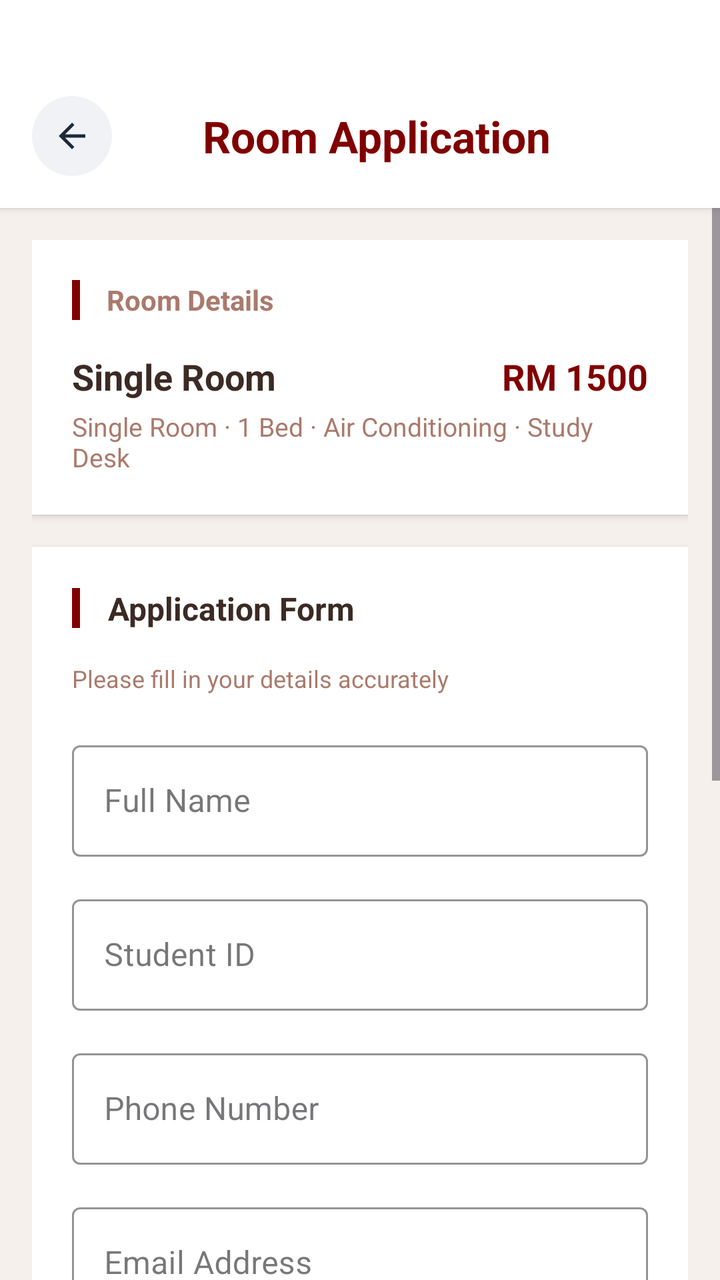
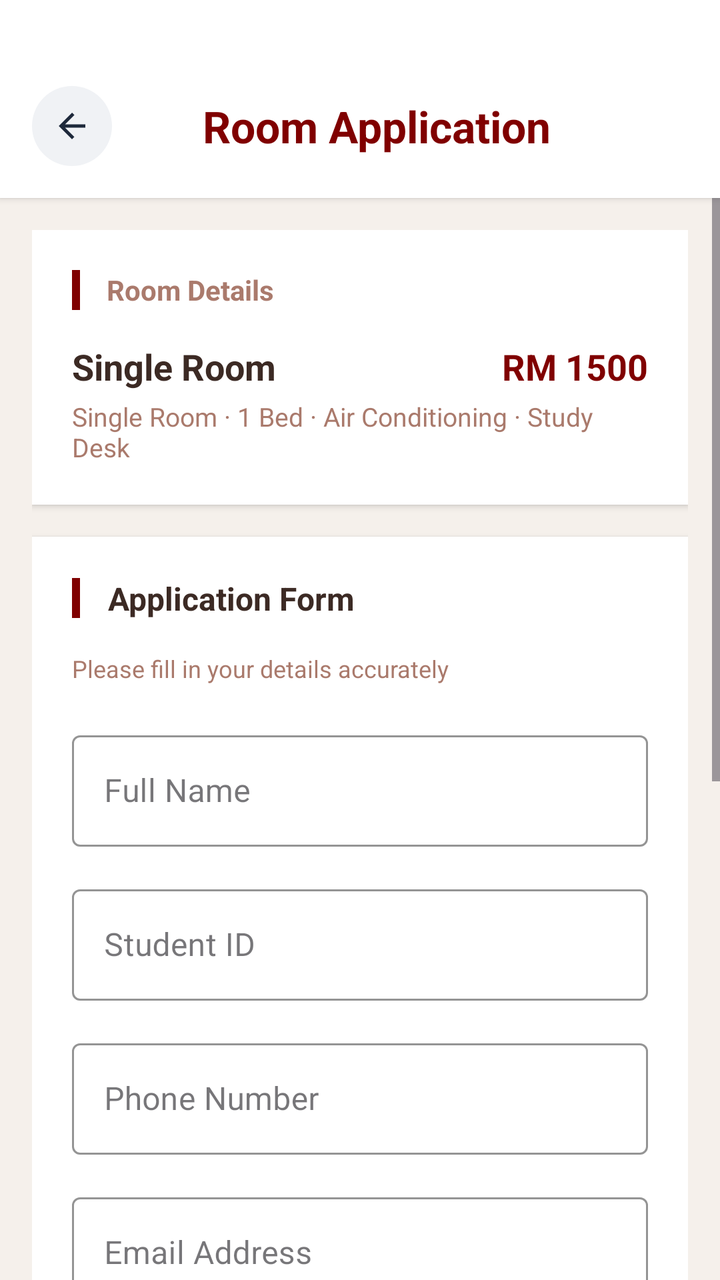

Screens rendered from an Android XML layout before and after an edit, with the pre-edit source and the edit as a unified diff.
<!-- AndroidManifest.xml: application theme Theme.UTMSPACE_HostelBookingSystem -->
<!-- res/layout/activity_apply.xml -->
<?xml version="1.0" encoding="utf-8"?>
<LinearLayout xmlns:android="http://schemas.android.com/apk/res/android"
    xmlns:app="http://schemas.android.com/apk/res-auto"
    android:layout_width="match_parent"
    android:layout_height="match_parent"
    android:orientation="vertical"
    android:background="#F5F0EB">

    <LinearLayout
        android:layout_width="match_parent"
        android:layout_height="wrap_content"
        android:orientation="vertical"
        android:background="#FFFFFF"
        android:elevation="2dp"
        android:paddingTop="40dp"
        android:paddingBottom="8dp">

        <LinearLayout
            android:layout_width="match_parent"
            android:layout_height="wrap_content"
            android:orientation="horizontal"
            android:gravity="center_vertical"
            android:layout_marginTop="8dp"
            android:layout_marginBottom="8dp">

            <LinearLayout
                android:id="@+id/ivBack"
                android:layout_width="40dp"
                android:layout_height="40dp"
                android:background="@drawable/back_button_background"
                android:gravity="center"
                android:clickable="true"
                android:focusable="true"
                android:layout_marginStart="16dp">

                <ImageView
                    android:layout_width="20dp"
                    android:layout_height="20dp"
                    android:src="@drawable/ic_arrow_back"
                    app:tint="#1E293B" />

            </LinearLayout>

            <TextView
                android:layout_width="0dp"
                android:layout_height="wrap_content"
                android:layout_weight="1"
                android:text="Room Application"
                android:textSize="22sp"
                android:textStyle="bold"
                android:textColor="#800000"
                android:gravity="center"
                android:fontFamily="sans-serif" />

            <View
                android:layout_width="40dp"
                android:layout_height="1dp" />

        </LinearLayout>

    </LinearLayout>

    <ScrollView
        android:layout_width="match_parent"
        android:layout_height="match_parent"
        android:fillViewport="true">

        <LinearLayout
            android:layout_width="match_parent"
            android:layout_height="wrap_content"
            android:orientation="vertical"
            android:padding="16dp">

            <LinearLayout
                android:layout_width="match_parent"
                android:layout_height="wrap_content"
                android:orientation="vertical"
                android:background="#FFFFFF"
                android:padding="20dp"
                android:elevation="2dp"
                android:layout_marginBottom="16dp">

                <LinearLayout
                    android:layout_width="match_parent"
                    android:layout_height="wrap_content"
                    android:orientation="horizontal"
                    android:gravity="center_vertical"
                    android:layout_marginBottom="16dp">

                    <View
                        android:layout_width="4dp"
                        android:layout_height="20dp"
                        android:background="#800000" />

                    <TextView
                        android:layout_width="wrap_content"
                        android:layout_height="wrap_content"
                        android:text=" Room Details"
                        android:textSize="14sp"
                        android:textStyle="bold"
                        android:textColor="#AA7A6C"
                        android:layout_marginStart="10dp"
                        android:fontFamily="sans-serif" />

                </LinearLayout>

                <LinearLayout
                    android:layout_width="match_parent"
                    android:layout_height="wrap_content"
                    android:orientation="horizontal"
                    android:gravity="center_vertical">

                    <TextView
                        android:id="@+id/tvRoomName"
                        android:layout_width="0dp"
                        android:layout_height="wrap_content"
                        android:layout_weight="1"
                        android:text="Single Room"
                        android:textSize="18sp"
                        android:textStyle="bold"
                        android:textColor="#3C2A24"
                        android:fontFamily="sans-serif" />

                    <TextView
                        android:id="@+id/tvRoomPrice"
                        android:layout_width="wrap_content"
                        android:layout_height="wrap_content"
                        android:text="RM 1500"
                        android:textSize="18sp"
                        android:textStyle="bold"
                        android:textColor="#800000"
                        android:fontFamily="sans-serif" />

                </LinearLayout>

                <TextView
                    android:id="@+id/tvRoomInfo"
                    android:layout_width="match_parent"
                    android:layout_height="wrap_content"
                    android:text="Single Room · 1 Bed · Air Conditioning · Study Desk"
                    android:textSize="13sp"
                    android:textColor="#AA7A6C"
                    android:layout_marginTop="4dp"
                    android:fontFamily="sans-serif" />

            </LinearLayout>

            <LinearLayout
                android:layout_width="match_parent"
                android:layout_height="wrap_content"
                android:orientation="vertical"
                android:background="#FFFFFF"
                android:padding="20dp"
                android:elevation="2dp">

                <LinearLayout
                    android:layout_width="match_parent"
                    android:layout_height="wrap_content"
                    android:orientation="horizontal"
                    android:gravity="center_vertical"
                    android:layout_marginBottom="16dp">

                    <View
                        android:layout_width="4dp"
                        android:layout_height="20dp"
                        android:background="#800000" />

                    <TextView
                        android:layout_width="wrap_content"
                        android:layout_height="wrap_content"
                        android:text=" Application Form"
                        android:textSize="16sp"
                        android:textStyle="bold"
                        android:textColor="#3C2A24"
                        android:layout_marginStart="10dp"
                        android:fontFamily="sans-serif" />

                </LinearLayout>

                <TextView
                    android:layout_width="wrap_content"
                    android:layout_height="wrap_content"
                    android:text="Please fill in your details accurately"
                    android:textSize="12sp"
                    android:textColor="#AA7A6C"
                    android:layout_marginBottom="20dp"
                    android:fontFamily="sans-serif" />

                <com.google.android.material.textfield.TextInputLayout
                    android:layout_width="match_parent"
                    android:layout_height="wrap_content"
                    android:layout_marginBottom="16dp"
                    style="@style/Widget.MaterialComponents.TextInputLayout.OutlinedBox"
                    app:boxStrokeColor="#800000"
                    app:hintTextColor="#800000">

                    <com.google.android.material.textfield.TextInputEditText
                        android:id="@+id/etStudentName"
                        android:layout_width="match_parent"
                        android:layout_height="wrap_content"
                        android:hint="Full Name"
                        android:inputType="textPersonName"
                        android:fontFamily="sans-serif" />

                </com.google.android.material.textfield.TextInputLayout>

                <com.google.android.material.textfield.TextInputLayout
                    android:layout_width="match_parent"
                    android:layout_height="wrap_content"
                    android:layout_marginBottom="16dp"
                    style="@style/Widget.MaterialComponents.TextInputLayout.OutlinedBox"
                    app:boxStrokeColor="#800000"
                    app:hintTextColor="#800000">

                    <com.google.android.material.textfield.TextInputEditText
                        android:id="@+id/etStudentId"
                        android:layout_width="match_parent"
                        android:layout_height="wrap_content"
                        android:hint="Student ID"
                        android:inputType="text"
                        android:fontFamily="sans-serif" />

                </com.google.android.material.textfield.TextInputLayout>

                <com.google.android.material.textfield.TextInputLayout
                    android:layout_width="match_parent"
                    android:layout_height="wrap_content"
                    android:layout_marginBottom="16dp"
                    style="@style/Widget.MaterialComponents.TextInputLayout.OutlinedBox"
                    app:boxStrokeColor="#800000"
                    app:hintTextColor="#800000">

                    <com.google.android.material.textfield.TextInputEditText
                        android:id="@+id/etPhoneNumber"
                        android:layout_width="match_parent"
                        android:layout_height="wrap_content"
                        android:hint="Phone Number"
                        android:inputType="phone"
                        android:fontFamily="sans-serif" />

                </com.google.android.material.textfield.TextInputLayout>

                <com.google.android.material.textfield.TextInputLayout
                    android:layout_width="match_parent"
                    android:layout_height="wrap_content"
                    android:layout_marginBottom="16dp"
                    style="@style/Widget.MaterialComponents.TextInputLayout.OutlinedBox"
                    app:boxStrokeColor="#800000"
                    app:hintTextColor="#800000">

                    <com.google.android.material.textfield.TextInputEditText
                        android:id="@+id/etEmail"
                        android:layout_width="match_parent"
                        android:layout_height="wrap_content"
                        android:hint="Email Address"
                        android:inputType="textEmailAddress"
                        android:fontFamily="sans-serif" />

                </com.google.android.material.textfield.TextInputLayout>

                <com.google.android.material.textfield.TextInputLayout
                    android:layout_width="match_parent"
                    android:layout_height="wrap_content"
                    android:layout_marginBottom="16dp"
                    style="@style/Widget.MaterialComponents.TextInputLayout.OutlinedBox"
                    app:boxStrokeColor="#800000"
                    app:hintTextColor="#800000">

                    <com.google.android.material.textfield.TextInputEditText
                        android:id="@+id/etProgramme"
                        android:layout_width="match_parent"
                        android:layout_height="wrap_content"
                        android:hint="Programme / Course"
                        android:inputType="text"
                        android:fontFamily="sans-serif" />

                </com.google.android.material.textfield.TextInputLayout>

                <com.google.android.material.textfield.TextInputLayout
                    android:layout_width="match_parent"
                    android:layout_height="wrap_content"
                    android:layout_marginBottom="16dp"
                    style="@style/Widget.MaterialComponents.TextInputLayout.OutlinedBox"
                    app:boxStrokeColor="#800000"
                    app:hintTextColor="#800000">

                    <com.google.android.material.textfield.TextInputEditText
                        android:id="@+id/etSemester"
                        android:layout_width="match_parent"
                        android:layout_height="wrap_content"
                        android:hint="Semester"
                        android:inputType="text"
                        android:fontFamily="sans-serif" />

                </com.google.android.material.textfield.TextInputLayout>

                
                <TextView
                    android:layout_width="wrap_content"
                    android:layout_height="wrap_content"
                    android:text="Duration"
                    android:textSize="14sp"
                    android:textStyle="bold"
                    android:textColor="#3C2A24"
                    android:layout_marginBottom="12dp"
                    android:layout_marginTop="8dp"
                    android:fontFamily="sans-serif" />

                <LinearLayout
                    android:layout_width="match_parent"
                    android:layout_height="wrap_content"
                    android:orientation="horizontal"
                    android:layout_marginBottom="20dp">

                    <TextView
                        android:id="@+id/chip1Semester"
                        android:layout_width="0dp"
                        android:layout_height="44dp"
                        android:layout_weight="1"
                        android:text="1 Semester"
                        android:textSize="14sp"
                        android:textStyle="bold"
                        android:textColor="#FFFFFF"
                        android:background="@drawable/chip_selected"
                        android:gravity="center"
                        android:layout_marginEnd="12dp"
                        android:clickable="true"
                        android:focusable="true" />

                    <TextView
                        android:id="@+id/chip2Semester"
                        android:layout_width="0dp"
                        android:layout_height="44dp"
                        android:layout_weight="1"
                        android:text="2 Semesters"
                        android:textSize="14sp"
                        android:textStyle="bold"
                        android:textColor="#800000"
                        android:background="@drawable/chip_unselected"
                        android:gravity="center"
                        android:clickable="true"
                        android:focusable="true" />

                </LinearLayout>

                
                <LinearLayout
                    android:layout_width="match_parent"
                    android:layout_height="wrap_content"
                    android:orientation="horizontal"
                    android:layout_marginBottom="20dp">

                    <com.google.android.material.textfield.TextInputLayout
                        android:layout_width="0dp"
                        android:layout_height="wrap_content"
                        android:layout_weight="1"
                        android:layout_marginEnd="8dp"
                        style="@style/Widget.MaterialComponents.TextInputLayout.OutlinedBox"
                        app:boxStrokeColor="#800000"
                        app:hintTextColor="#800000"
                        app:endIconMode="custom"
                        app:endIconDrawable="@drawable/ic_calendar"
                        app:endIconTint="#800000">

                        <com.google.android.material.textfield.TextInputEditText
                            android:id="@+id/etCheckInDate"
                            android:layout_width="match_parent"
                            android:layout_height="wrap_content"
                            android:hint="Check-in Date"
                            android:inputType="date"
                            android:focusable="false"
                            android:clickable="true"
                            android:fontFamily="sans-serif" />

                    </com.google.android.material.textfield.TextInputLayout>

                    <com.google.android.material.textfield.TextInputLayout
                        android:layout_width="0dp"
                        android:layout_height="wrap_content"
                        android:layout_weight="1"
                        android:layout_marginStart="8dp"
                        style="@style/Widget.MaterialComponents.TextInputLayout.OutlinedBox"
                        app:boxStrokeColor="#800000"
                        app:hintTextColor="#800000"
                        app:endIconMode="custom"
                        app:endIconDrawable="@drawable/ic_calendar"
                        app:endIconTint="#800000">

                        <com.google.android.material.textfield.TextInputEditText
                            android:id="@+id/etCheckOutDate"
                            android:layout_width="match_parent"
                            android:layout_height="wrap_content"
                            android:hint="Check-out Date"
                            android:inputType="date"
                            android:focusable="false"
                            android:clickable="true"
                            android:fontFamily="sans-serif" />

                    </com.google.android.material.textfield.TextInputLayout>

                </LinearLayout>

                
                <LinearLayout
                    android:id="@+id/btnSubmitApplication"
                    android:layout_width="match_parent"
                    android:layout_height="wrap_content"
                    android:background="@drawable/primary_button_background"
                    android:padding="14dp"
                    android:gravity="center"
                    android:layout_marginTop="8dp"
                    android:clickable="true"
                    android:focusable="true">

                    <TextView
                        android:layout_width="wrap_content"
                        android:layout_height="wrap_content"
                        android:text="Submit Application"
                        android:textSize="16sp"
                        android:textStyle="bold"
                        android:textColor="#FFFFFF"
                        android:fontFamily="sans-serif" />

                </LinearLayout>

            </LinearLayout>

        </LinearLayout>
    </ScrollView>

</LinearLayout>
<!-- resources referenced by this layout -->
<resources>
  <!-- drawable back_button_background (drawable) -->
  <?xml version="1.0" encoding="utf-8"?>
  <shape xmlns:android="http://schemas.android.com/apk/res/android">
      <solid android:color="#F0F2F5" />
      <corners android:radius="40dp" />
  </shape>
  <!-- drawable chip_selected (drawable) -->
  <?xml version="1.0" encoding="utf-8"?>
  <shape xmlns:android="http://schemas.android.com/apk/res/android">
      <solid android:color="#800000" />
      <corners android:radius="24dp" />
  </shape>
  <!-- drawable chip_unselected (drawable) -->
  <?xml version="1.0" encoding="utf-8"?>
  <shape xmlns:android="http://schemas.android.com/apk/res/android">
      <solid android:color="#FFFFFF" />
      <corners android:radius="24dp" />
      <stroke android:width="1.5dp" android:color="#800000" />
  </shape>
  <!-- drawable ic_arrow_back (drawable) -->
  <?xml version="1.0" encoding="utf-8"?>
  <vector xmlns:android="http://schemas.android.com/apk/res/android"
      android:width="24dp"
      android:height="24dp"
      android:viewportWidth="24"
      android:viewportHeight="24">
      <path
          android:fillColor="#1E293B"
          android:pathData="M20,11H7.83l5.59,-5.59L12,4l-8,8 8,8 1.41,-1.41L7.83,13H20v-2z"/>
  </vector>
  <!-- drawable ic_calendar (drawable) -->
  <?xml version="1.0" encoding="utf-8"?>
  <vector xmlns:android="http://schemas.android.com/apk/res/android"
      android:width="24dp"
      android:height="24dp"
      android:viewportWidth="24"
      android:viewportHeight="24">
      <path
          android:fillColor="#800000"
          android:pathData="M19,3h-1V1h-2v2H8V1H6v2H5c-1.11,0 -1.99,0.9 -1.99,2L3,19c0,1.1 0.89,2 2,2h14c1.1,0 2,-0.9 2,-2V5c0,-1.1 -0.9,-2 -2,-2zm0,16H5V8h14v11zM7,10h5v5H7z"/>
  </vector>
  <!-- drawable primary_button_background (drawable) -->
  <?xml version="1.0" encoding="utf-8"?>
  <selector xmlns:android="http://schemas.android.com/apk/res/android">
      <item android:state_pressed="true">
          <shape android:shape="rectangle">
              <solid android:color="#5C0000" />
              <corners android:radius="48dp" />
          </shape>
      </item>
      <item>
          <shape android:shape="rectangle">
              <solid android:color="#800000" />
              <corners android:radius="48dp" />
          </shape>
      </item>
  </selector>
  <style name="Theme.UTMSPACE_HostelBookingSystem" parent="Theme.Material3.DayNight.NoActionBar">
  
          
          <item name="android:statusBarColor">@android:color/white</item>
          <item name="android:windowLightStatusBar">true</item>
  
          
          <item name="android:windowBackground">@android:color/white</item>
          <item name="android:colorBackground">@android:color/white</item>
  
      </style>
</resources>

<!-- the commit's change to res/layout/activity_apply.xml (unified diff, before → after) -->
@@ -12,7 +12,7 @@
         android:orientation="vertical"
         android:background="#FFFFFF"
         android:elevation="2dp"
-        android:paddingTop="40dp"
+        android:paddingTop="35dp"
         android:paddingBottom="8dp">
 
         <LinearLayout
